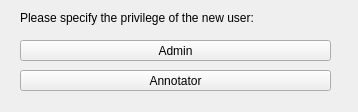
Vedhus/InstaDam, file Qt/InstaDam/app/userprivilege.ui: the form before one commit.
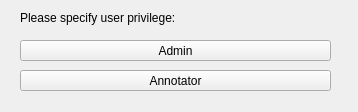
The form after the commit.

Commit message: update user privilege in the database

Diff of the .ui file:
```diff
--- a/Qt/InstaDam/app/userprivilege.ui
+++ b/Qt/InstaDam/app/userprivilege.ui
@@ -49,7 +49,7 @@
     </rect>
    </property>
    <property name="text">
-    <string>Please specify the privilege of the new user:</string>
+    <string>Please specify user privilege:</string>
    </property>
   </widget>
  </widget>
```
The commit also changes 4 other files.
